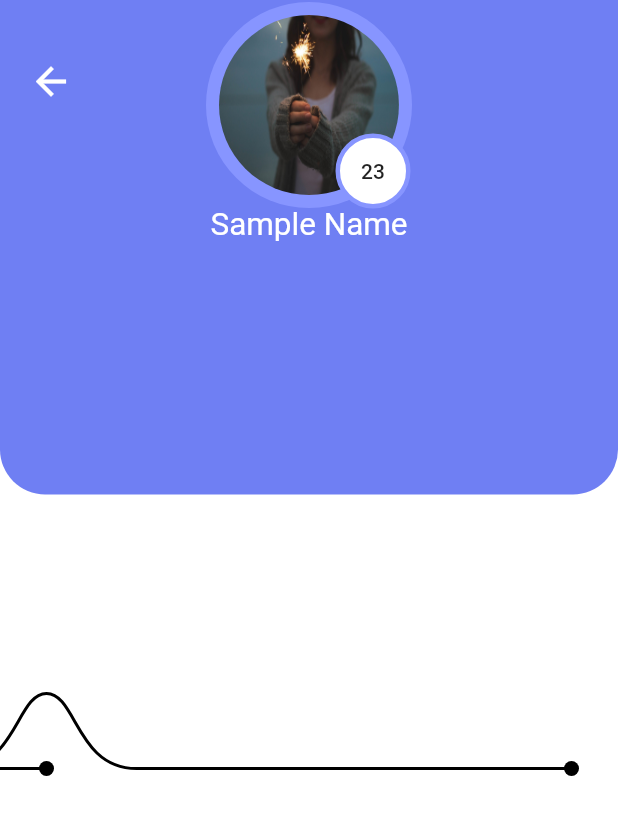
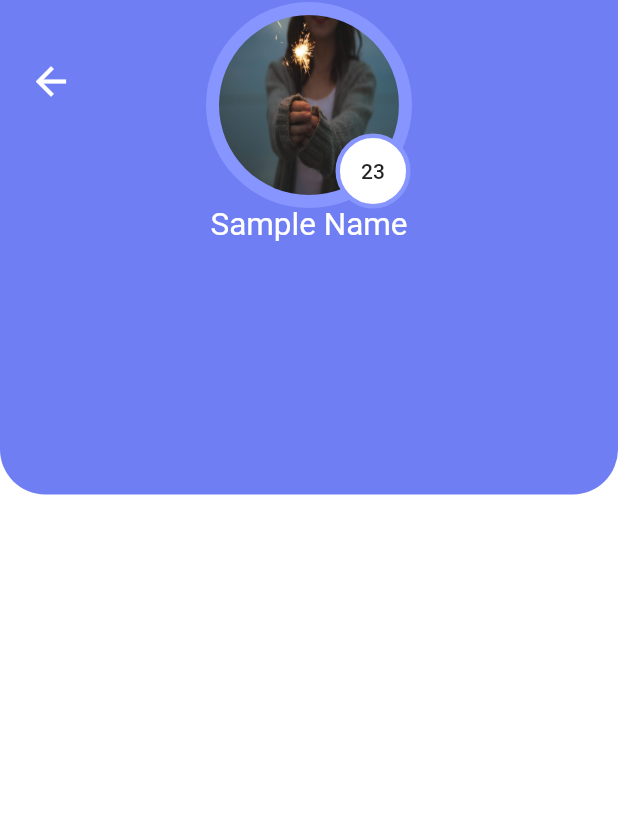
Before and after one commit to LandWhale2/Flutter-Ui, a Flutter app: the screen it shows after launch, after a tap on "Profile", on a phone screen of 412 x 824 dp. Shown: the top 815 px of the screen. Run offline on Flutter 3.47's test engine with Material 2 defaults, Android fonts, the phone set to English and light mode, and no system bars.

```diff
--- a/lib/Page/ProfilePage.dart
+++ b/lib/Page/ProfilePage.dart
@@ -2,7 +2,6 @@ import 'package:flutter/material.dart';
 import 'package:flutter/scheduler.dart';
 import 'dart:math';
 
-import 'package:flutterui/Widget/wave_painter.dart';
 
 
 class ProfilePage extends StatefulWidget {
@@ -38,7 +37,12 @@ class _ProfilePageState extends State<ProfilePage> {
           Center(
             child: Column(
               children: <Widget>[
-                ProfileCircle(),
+                InkWell(
+                    child: ProfileCircle(),
+                  onTap: (){
+                      Navigator.push(context, MaterialPageRoute(builder: (_) => DD()));
+                  },
+                ),
                 Text(
                   'Sample Name',
                   style: TextStyle(
@@ -46,8 +50,7 @@ class _ProfilePageState extends State<ProfilePage> {
                     color: Colors.white
                   ),
                 ),
-                SizedBox(height: 300,),
-                WaveSlider(),
+                SizedBox(height: 30,),
               ],
             ),
           ),
@@ -120,78 +123,46 @@ class ProfileCircle extends StatelessWidget {
       ),
     );
   }
+
 }
 
-
-class WaveSlider extends StatefulWidget {
-  final double width;
-  final double height;
-  final Color color;
-
-  const WaveSlider({Key key, this.width=350, this.height=50, this.color= Colors.black});
-
+class DD extends StatelessWidget {
   @override
-  _WaveSliderState createState() => _WaveSliderState();
+  Widget build(BuildContext context) {
+    return MaterialApp(
+      title: 'Drawing Paths',
+      home: Container(
+        color: Colors.white,
+        child: CustomPaint(
+          painter: CurvePainter(),
+        ),
+      ),
+    );
+  }
 }
 
-class _WaveSliderState extends State<WaveSlider> {
+class CurvePainter extends CustomPainter {
+  @override
+  void paint(Canvas canvas, Size size) {
+    var paint = Paint();
+    paint.color = Colors.green[800];
+    paint.style = PaintingStyle.fill;
 
-  double _dragPosition = 0;
-  double _dragPercentage = 0;
+    var path = Path();
 
+    path.moveTo(0, size.height * 0.91);
+    path.quadraticBezierTo(size.width * 0.25, size.height * 0.875,
+        size.width * 0.5, size.height * 0.9167);
+    path.quadraticBezierTo(size.width * 0.75, size.height * 0.9584,
+        size.width * 1.0, size.height * 0.9167);
+    path.lineTo(size.width, size.height);
+    path.lineTo(0, size.height);
 
-
-  void _updateDragPosition(Offset val){
-    double newDragPosition = 0;
-
-    if(val.dx <= 0){
-      newDragPosition = 0;
-    }else if(val.dx >= widget.width){
-      newDragPosition = widget.width;
-    }else{
-      newDragPosition = val.dx;
-    }
-
-
-    setState(() {
-      _dragPosition = newDragPosition;
-      _dragPercentage = _dragPosition / widget.width;
-    });
-  }
-
-  void _onDragUpdate(BuildContext context,DragUpdateDetails update){
-    RenderBox box = context.findRenderObject();
-    Offset offset = box.globalToLocal(update.globalPosition);
-    _updateDragPosition(offset);
-  }
-
-  void _onDragStart(BuildContext context, DragStartDetails start){
-    RenderBox box = context.findRenderObject();
-    Offset offset = box.globalToLocal(start.globalPosition);
-    _updateDragPosition(offset);
-  }
-
-  void _onDragEnd(BuildContext context, DragEndDetails end){
-    setState(() {});
+    canvas.drawPath(path, paint);
   }
 
   @override
-  Widget build(BuildContext context) {
-    return GestureDetector(
-        child: Container(
-          width: widget.width,
-          height: widget.height,
-          child: CustomPaint(
-            painter: WavePainter(
-              color: widget.color,
-              dragPercentage: _dragPercentage,
-              sliderPosition: _dragPosition,
-            ),
-          ),
-        ),
-        onHorizontalDragUpdate: (DragUpdateDetails update)=> _onDragUpdate(context, update),
-        onHorizontalDragStart: (DragStartDetails start)=> _onDragStart(context, start),
-        onHorizontalDragEnd: (DragEndDetails end) => _onDragEnd(context, end),
-      );
+  bool shouldRepaint(CustomPainter oldDelegate) {
+    return true;
   }
 }
--- a/lib/Widget/wave_painter.dart
+++ /dev/null
@@ -1,91 +0,0 @@
-import 'package:flutter/material.dart';
-
-
-
-class WavePainter extends CustomPainter{
-
-  final double sliderPosition;
-  final double dragPercentage;
-
-  final Color color;
-
-  final Paint fillPainter;
-  final Paint wavePainter;
-
-  WavePainter({
-    @required this.sliderPosition,
-    @required this.dragPercentage,
-    @required this.color}): fillPainter = Paint()
-    ..color = color
-    ..style = PaintingStyle.fill,
-  wavePainter = Paint()
-        ..color = color
-        ..style = PaintingStyle.stroke
-        ..strokeWidth =2;
-
-  @override
-  void paint(Canvas canvas , Size size){
-    _paintAnchors(canvas, size);
-    _paintWaveLine(canvas, size);
-//    _paintLine(canvas, size);
-//    _paintBlock(canvas, size);
-  }
-
-  //선의 처음과 끝의 원형 기준점
-  _paintAnchors(Canvas canvas, Size size){
-    //offset 으로 지정된 좌표내에서 어디든 이동할수있으나 선의 처음 좌표
-    canvas.drawCircle(Offset(0,size.height), 5, fillPainter);
-    //선 끝
-    canvas.drawCircle(Offset(size.width,size.height), 5, fillPainter);
-  }
-
-  _paintWaveLine(Canvas canvas, Size size){
-    double bendWidth = 40;
-    double bezierWidth = 40;
-
-    double startOfBend = sliderPosition - bendWidth /2;
-    double startOfBezier = startOfBend - bezierWidth;
-    double endOfBend = sliderPosition + bendWidth/2;
-    double endOfBezier = endOfBend + bezierWidth;
-
-    double controlHeight = 0;
-    double centerPoint = sliderPosition;
-
-
-    double leftControlPoint1= startOfBend;
-    double leftControlPoint2= startOfBend;
-    double rightControlPoint1 = endOfBend;
-    double rightControlPoint2 = endOfBend;
-
-
-
-    Path path = Path();
-    path.moveTo(0, size.height);
-    path.lineTo(startOfBezier, size.height);
-    path.cubicTo(leftControlPoint1, size.height, leftControlPoint2, controlHeight, centerPoint, controlHeight);
-    path.cubicTo(rightControlPoint1, controlHeight,rightControlPoint2, size.height, endOfBezier, size.height);
-    path.lineTo(size.width, size.height);
-    canvas.drawPath(path, wavePainter);
-  }
-
-
-  _paintLine(Canvas canvas, Size size){
-    Path path = Path();
-    path.moveTo(0, size.height);
-    path.lineTo(size.width, size.height);
-    canvas.drawPath(path, wavePainter);
-  }
-
-  _paintBlock(Canvas canvas, Size size){
-    Rect sliderRect = Offset(sliderPosition, size.height - 5) & Size(3,10);
-    canvas.drawRect(sliderRect, fillPainter);
-  }
-
-
-
-  @override
-  bool shouldRepaint(CustomPainter oldDelegate){
-    return true;
-  }
-
-}
```
